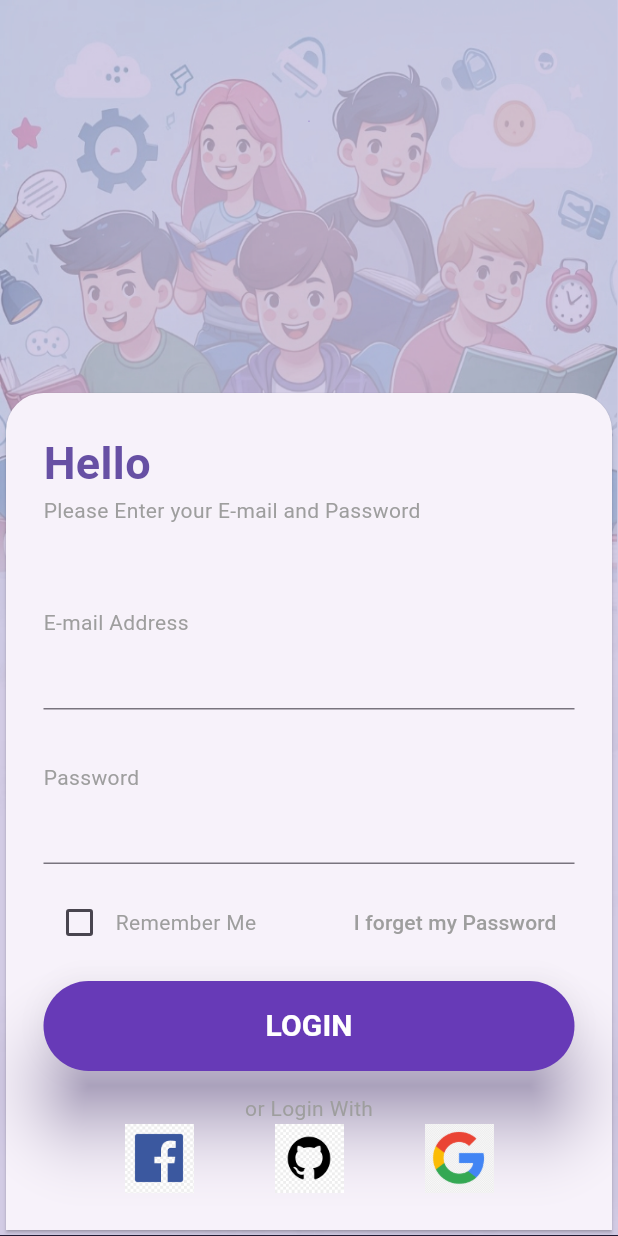
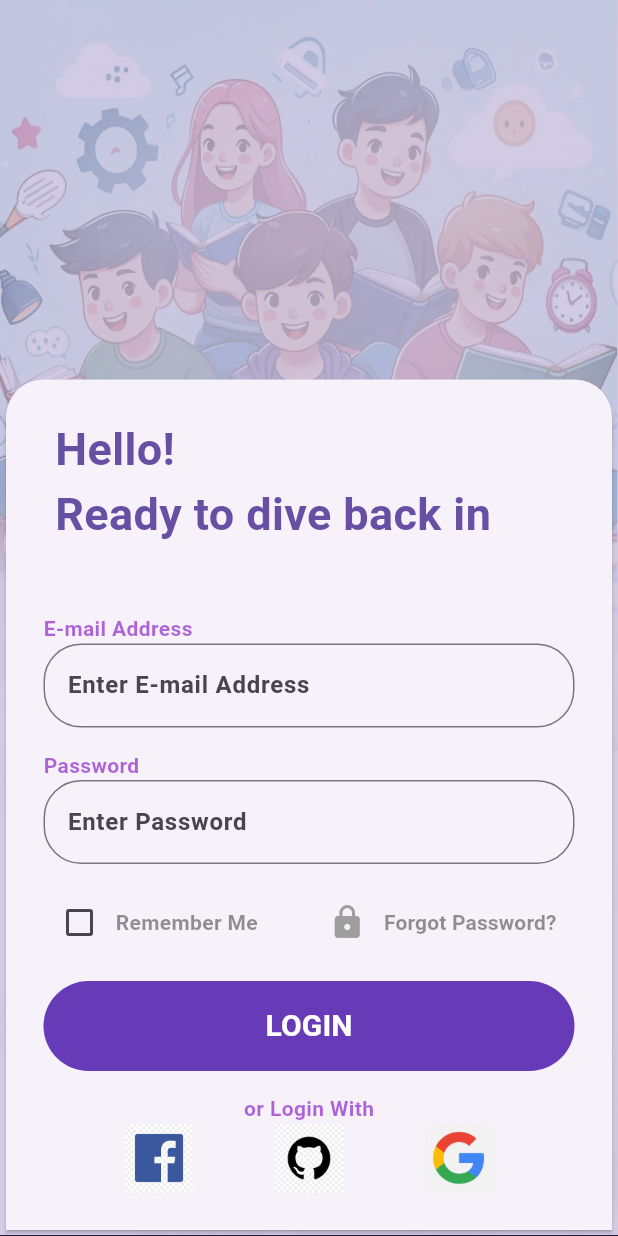
Before and after one commit to MrRishabThapa/VELnote_project_frontend, a Flutter app: the screen it shows after launch, on a phone screen of 412 x 824 dp. Run offline on Flutter 3.47's test engine with Material 3 defaults, Android fonts, the phone set to English and light mode, and no system bars.

Commit message:
,ajor ui change

```diff
--- a/lib/logIn.dart
+++ b/lib/logIn.dart
@@ -15,6 +15,8 @@ class _MyLogInState extends State<MyLogIn> {
   TextEditingController emailCotroller = TextEditingController();
   TextEditingController passwordCotroller = TextEditingController();
   bool rememberUser = false;
+
+  get children => null;
   @override
   Widget build(BuildContext context) {
     myColor = Theme.of(context).primaryColor;
@@ -77,18 +79,17 @@ class _MyLogInState extends State<MyLogIn> {
       crossAxisAlignment: CrossAxisAlignment.start,
       children: [
         Text(
-          'Hello ',
+          ' Hello! \n Ready to dive back in',
           style: TextStyle(
             fontSize: 30,
             fontWeight: FontWeight.w600,
             color: myColor,
           ),
         ),
-        _makeGreyText('Please Enter your E-mail and Password '),
-        const SizedBox(height: 55),
+        const SizedBox(height: 45),
         _makeGreyText('E-mail Address'),
         _buildInputFeild(emailCotroller),
-        const SizedBox(height: 35),
+        const SizedBox(height: 15),
         _makeGreyText('Password'),
         _buildInputFeild(passwordCotroller, isPassword: true),
         const SizedBox(height: 15),
@@ -105,47 +106,83 @@ class _MyLogInState extends State<MyLogIn> {
     return Text(
       text,
       style: const TextStyle(
-        color: Colors.grey,
+        fontWeight: FontWeight.bold,
+        color: Color.fromARGB(164, 132, 19, 197),
+      ),
+    );
+  }
+
+  Widget _makeLIghtText(String text) {
+    return Text(
+      text,
+      style: const TextStyle(
+        fontWeight: FontWeight.bold,
+        color: Color.fromARGB(128, 41, 39, 39),
       ),
     );
   }
 
   Widget _buildInputFeild(TextEditingController controller,
+
+// create a texteditingcontroller where text can be written in a box
       {isPassword = false}) {
-    return TextField();
+    return TextField(
+        controller: controller,
+        obscureText: isPassword,
+        // make hint text in box grey and lighter shade
+        style: TextStyle(
+            color: const Color.fromARGB(255, 14, 13, 14),
+            fontWeight: FontWeight.w700),
+        decoration: InputDecoration(
+          hintText: isPassword ? 'Enter Password' : 'Enter E-mail Address',
+          border: OutlineInputBorder(
+              borderRadius: BorderRadius.circular(25),
+              borderSide: BorderSide(color: Colors.grey)),
+        ));
   }
 
   Widget _buildRememberForget() {
-    return Row(
-      mainAxisAlignment: MainAxisAlignment.spaceBetween,
-      children: [
+    return Row(mainAxisAlignment: MainAxisAlignment.spaceBetween, children: [
       Row(
         children: [
           Checkbox(
               value: rememberUser,
+              // make checkbox grey
+
               onChanged: (value) {
                 setState(() {
                   rememberUser = value!;
                 });
               }),
-            _makeGreyText('Remember Me'),
+          _makeLIghtText('Remember Me'),
         ],
       ),
+      Row(children: [
+        Icon(
+          // make icon grey
+          color: Colors.grey,
+          size: 25,
+          Icons.lock,
+        ),
         TextButton(
-            onPressed: () {}, child: _makeGreyText('I forget my Password'))
-      ],
-    );
+          onPressed: () {
+            debugPrint('Forgot Password');
+          },
+          child: _makeLIghtText('Forgot Password?'),
+        )
+      ])
+    ]);
   }
 
   Widget _buildLogInButton() {
-    return ElevatedButton(
+    return TextButton(
       onPressed: () {
         debugPrint('Email : ${emailCotroller.text}');
         debugPrint('Password : ${passwordCotroller.text}');
       },
-      style: ElevatedButton.styleFrom(
+      style: TextButton.styleFrom(
         shape: const StadiumBorder(),
-        elevation: 20,
+        padding: EdgeInsets.all(10),
         backgroundColor: Colors.deepPurple,
         shadowColor: myColor,
         minimumSize: const Size.fromHeight(60),
```
Lines whose indentation alone changed are shown as unchanged.
